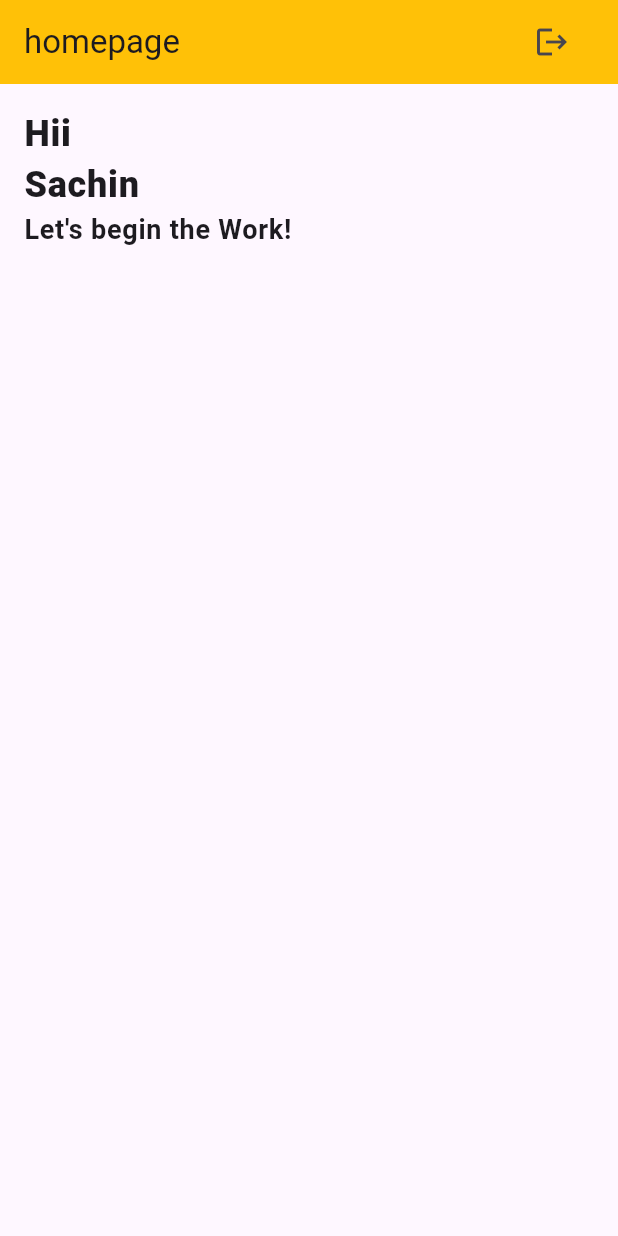
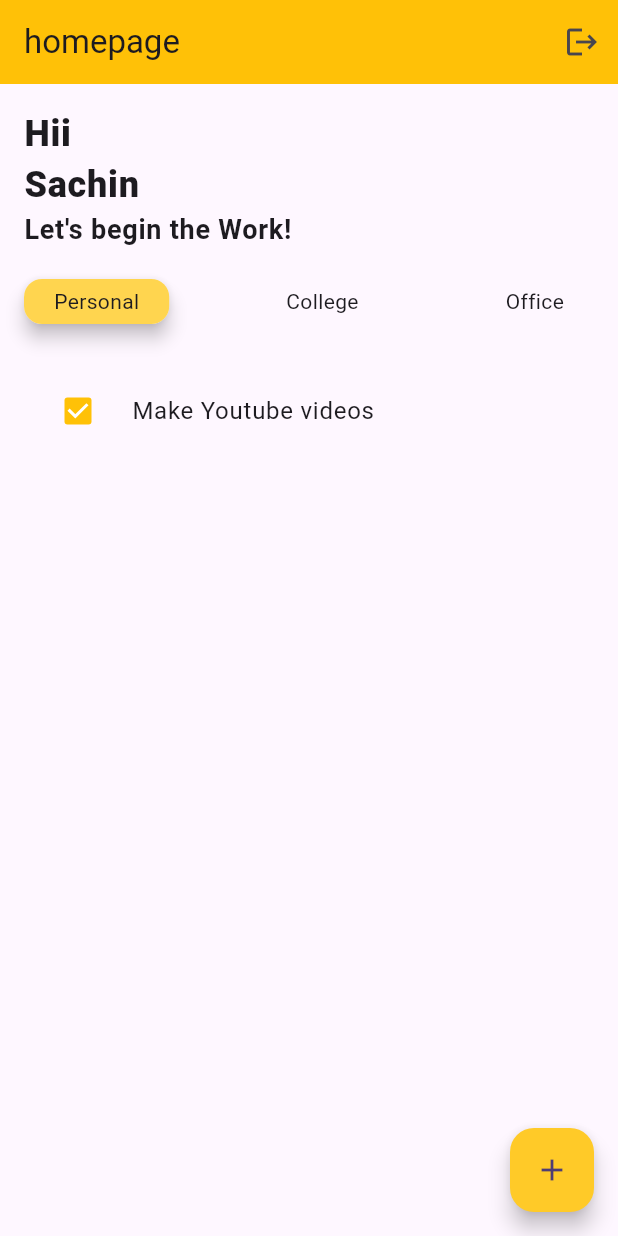
Before and after one commit to Sachinpandit2809/firebase_series, a Flutter app: the HomepageScreen screen opened directly, on a phone screen of 412 x 824 dp. Run offline on Flutter 3.47's test engine with Material 3 defaults, Android fonts, the phone set to English and light mode, and no system bars; our stand-ins replace firebase_auth, firebase_core, fluttertoast, google_sign_in, lottie; accounts and stored records are empty; network calls fail.

Commit message:
home page buttons

```diff
--- a/lib/screens/homepage_screen.dart
+++ b/lib/screens/homepage_screen.dart
@@ -1,7 +1,9 @@
 import 'package:firebase_auth/firebase_auth.dart';
 import 'package:firebase_series/resources/k_textstyle.dart';
+import 'package:firebase_series/resources/num_ext.dart';
 import 'package:firebase_series/screens/auth/login_screen.dart';
 import 'package:firebase_series/utils/utils.dart';
+import 'package:firebase_series/widgets/material_buttons.dart';
 import 'package:flutter/material.dart';
 
 class HomepageScreen extends StatefulWidget {
@@ -12,6 +14,8 @@ class HomepageScreen extends StatefulWidget {
 }
 
 class _HomepageScreenState extends State<HomepageScreen> {
+  bool personal = true, office = false, college = false;
+  bool suggest = true;
   @override
   Widget build(BuildContext context) {
     return Scaffold(
@@ -31,9 +35,7 @@ class _HomepageScreenState extends State<HomepageScreen> {
                 });
               },
               icon: const Icon(Icons.logout)),
-          const SizedBox(
-            width: 20,
-          )
+          20.heightBox
         ],
       ),
       body: Padding(
@@ -41,21 +43,89 @@ class _HomepageScreenState extends State<HomepageScreen> {
         child: Column(
           crossAxisAlignment: CrossAxisAlignment.start,
           children: [
-            Text(
+            const Text(
               "Hii",
               style: KTextStyle.K_24,
             ),
-            Text(
+            const Text(
               "Sachin",
               style: KTextStyle.K_24,
             ),
-            Text(
+            const Text(
               "Let's begin the Work!",
               style: KTextStyle.K_18,
+            ),
+            20.heightBox,
+            Row(
+              mainAxisAlignment: MainAxisAlignment.spaceBetween,
+              children: [
+                personal
+                    ? CustomMaterialButtons(title: "Personal", onPress: () {})
+                    : GestureDetector(
+                        child: const Padding(
+                          padding: EdgeInsets.symmetric(
+                              horizontal: 20.0, vertical: 5),
+                          child: Text("Personal"),
+                        ),
+                        onTap: () {
+                          personal = true;
+                          office = false;
+                          college = false;
+                          setState(() {});
+                        },
+                      ),
+                college
+                    ? CustomMaterialButtons(title: "College", onPress: () {})
+                    : GestureDetector(
+                        child: const Padding(
+                          padding: EdgeInsets.symmetric(
+                              horizontal: 20.0, vertical: 5),
+                          child: Text("College"),
+                        ),
+                        onTap: () {
+                          personal = false;
+                          office = false;
+                          college = true;
+                          setState(() {});
+                        },
+                      ),
+                office
+                    ? CustomMaterialButtons(title: "Office", onPress: () {})
+                    : GestureDetector(
+                        child: const Padding(
+                          padding: EdgeInsets.symmetric(
+                              horizontal: 20.0, vertical: 5),
+                          child: Text("Office"),
+                        ),
+                        onTap: () {
+                          personal = false;
+                          office = true;
+                          college = false;
+                          setState(() {});
+                        },
+                      ),
+              ],
+            ),
+            30.heightBox,
+            CheckboxListTile(
+              activeColor: Colors.amber,
+              value: suggest,
+              title: Text("Make Youtube videos"),
+              onChanged: (onChanged) {
+                setState(() {
+                  suggest = onChanged!;
+                });
+              },
+              controlAffinity: ListTileControlAffinity.leading,
             )
           ],
         ),
       ),
+      floatingActionButton: FloatingActionButton(
+        backgroundColor: Colors.amber.shade400,
+        child: const Icon(Icons.add),
+        onPressed: () {},
+      ),
     );
   }
 }
--- /dev/null
+++ b/lib/widgets/material_buttons.dart
@@ -0,0 +1,27 @@
+import 'package:flutter/material.dart';
+
+class CustomMaterialButtons extends StatelessWidget {
+  String title;
+  VoidCallback onPress;
+
+  CustomMaterialButtons(
+      {super.key, required this.title, required this.onPress});
+
+  @override
+  Widget build(BuildContext context) {
+    return InkWell(
+      onTap: onPress,
+      child: Material(
+        elevation: 5,
+        borderRadius: BorderRadius.circular(12),
+        child: Container(
+          decoration: BoxDecoration(
+              color: Colors.amber.shade300,
+              borderRadius: BorderRadius.circular(12)),
+          padding: const EdgeInsets.symmetric(horizontal: 20, vertical: 5),
+          child: Text(title),
+        ),
+      ),
+    );
+  }
+}
```
Also changed, not shown: lib/screens/auth/login_screen.dart (+8 -21 lines), lib/screens/auth/otp_screen.dart (+5 -9 lines), lib/screens/auth/phone_number_screen.dart (+5 -6 lines), lib/screens/auth/signup_screen.dart (+13 -18 lines), 1 other file.
